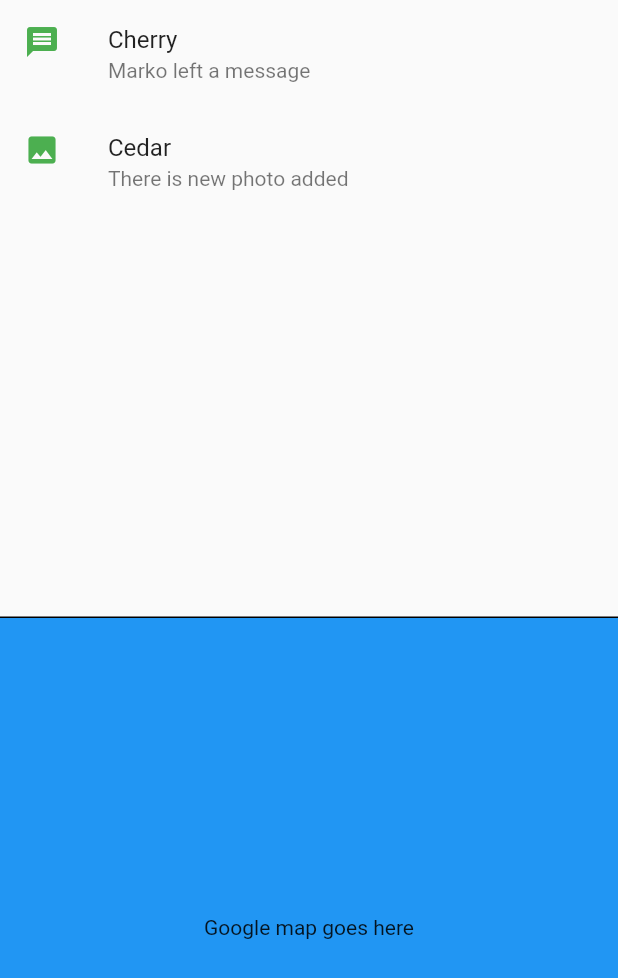
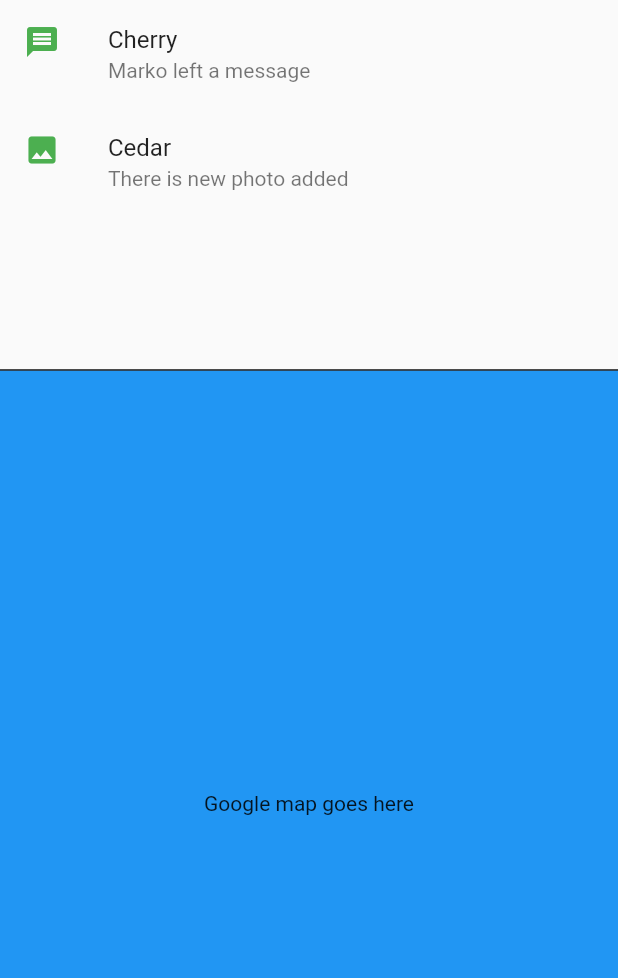
Before and after one commit to digitalnomadacademy/youthetree, a Flutter app: the HomePage screen opened directly, on a phone screen of 412 x 824 dp. Shown: the top 978 px of the screen. Run offline on Flutter 3.47's test engine with Material 2 defaults, Android fonts, the phone set to English and light mode, and no system bars.

Commit message:
changed ResizeWidget to stateless

```diff
--- a/lib/ui/molecule/resize_widget.dart
+++ b/lib/ui/molecule/resize_widget.dart
@@ -1,84 +1,30 @@
 import 'package:flutter/material.dart';
 
-/// Widget that divides the screen in bottom and top half. It can be resized
-/// dynamically.
-///
-/// [topChild] and [bottomChild] are two widgets that you want to separate
-/// [dividerPercentage] is percentage in [0,1] range, that sets the resize factor
-/// [upperBorder] is minimum space in [0,1] range percentage, that will always be
-/// kept on top
-///
-class ResizeWidget extends StatefulWidget {
+class ResizeWidget extends StatelessWidget {
   final Widget topChild;
   final Widget bottomChild;
   final double dividerPercentage;
-  final double upperBorder;
-  ResizeWidget(
-      {@required this.topChild,
+  ResizeWidget({
+    @required this.topChild,
     @required this.bottomChild,
-      this.dividerPercentage = 0.5,
-      this.upperBorder = 0});
-
-  @override
-  _ResizeWidgetState createState() => _ResizeWidgetState();
-}
-
-class _ResizeWidgetState extends State<ResizeWidget> {
-  double _currentPercentage;
-  double _currentPosition;
-
-  @override
-  void initState() {
-    _currentPercentage = widget.dividerPercentage;
-
-    super.initState();
-  }
-
+    this.dividerPercentage,
+  });
   @override
   Widget build(BuildContext context) {
-    return GestureDetector(
-      child: GestureDetector(
-        onVerticalDragStart: (DragStartDetails details) {
-          _currentPosition =
-              _currentPercentage * (MediaQuery.of(context).size.height);
-        },
-        onVerticalDragUpdate: (DragUpdateDetails details) {
-          setState(() {
-            if ((details.globalPosition.dy) - _currentPosition <= 30 &&
-                _currentPosition - (details.globalPosition.dy) <= 30) {
-              if (_currentPercentage <= widget.dividerPercentage &&
-                  _currentPercentage >= widget.upperBorder) {
-                _currentPosition = _currentPosition + details.delta.dy;
-                _currentPercentage =
-                    (_currentPosition / (MediaQuery.of(context).size.height));
-              }
-            }
-            if (_currentPercentage > widget.dividerPercentage) {
-              _currentPercentage = widget.dividerPercentage;
-            }
-            if (_currentPercentage < widget.upperBorder) {
-              _currentPercentage = widget.upperBorder;
-            }
-          });
-        },
-        child: Column(
+    return Column(
       crossAxisAlignment: CrossAxisAlignment.stretch,
       children: <Widget>[
-            Expanded(
-                flex: (_currentPercentage * 100).toInt(),
-                child: widget.topChild),
+        Expanded(flex: (dividerPercentage * 100).toInt(), child: topChild),
         Divider(
           height: 0,
           thickness: 1,
           color: Colors.black,
         ),
         Expanded(
-              flex: ((1 - _currentPercentage) * 100).toInt(),
-              child: widget.bottomChild,
+          flex: ((1 - dividerPercentage) * 100).toInt(),
+          child: bottomChild,
         )
       ],
-        ),
-      ),
     );
   }
 }
--- a/lib/ui/page/home_page.dart
+++ b/lib/ui/page/home_page.dart
@@ -7,6 +7,7 @@ class HomePage extends StatelessWidget {
   Widget build(BuildContext context) => Scaffold(
         body: SafeArea(
           child: ResizeWidget(
+            dividerPercentage: 0.3,
             topChild: TreeUpdates(),
             bottomChild: Container(
               color: Colors.blue,
```
Also changed, not shown: 1 other file. Lines whose indentation alone changed are shown as unchanged.
